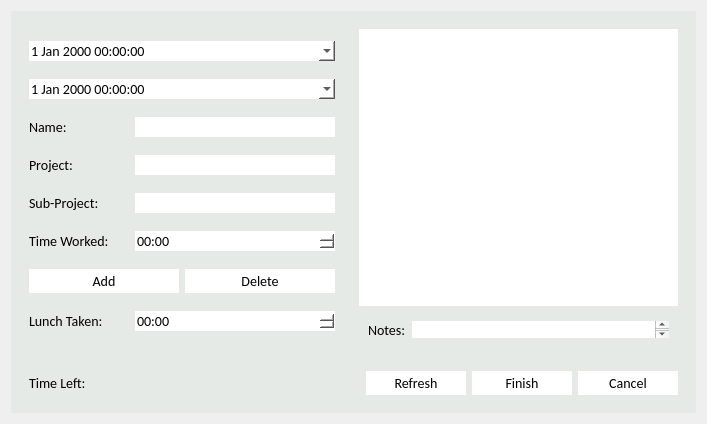
Qt form Source/Time-Track/shifteditform.ui (joshuawootonn/time-track) before a commit.
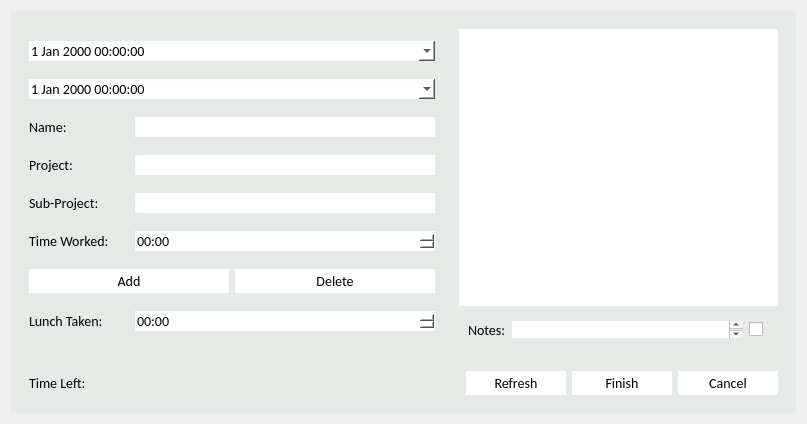
The same form after that commit.

Diff of the .ui file:
```diff
--- a/Source/Time-Track/shifteditform.ui
+++ b/Source/Time-Track/shifteditform.ui
@@ -6,7 +6,7 @@
    <rect>
     <x>0</x>
     <y>0</y>
-    <width>707</width>
+    <width>807</width>
     <height>424</height>
    </rect>
   </property>
@@ -164,13 +164,13 @@
               <widget class="QComboBox" name="Name">
                <property name="minimumSize">
                 <size>
-                 <width>200</width>
+                 <width>300</width>
                  <height>0</height>
                 </size>
                </property>
                <property name="maximumSize">
                 <size>
-                 <width>200</width>
+                 <width>300</width>
                  <height>16777215</height>
                 </size>
                </property>
@@ -206,13 +206,13 @@
               <widget class="QComboBox" name="Projects">
                <property name="minimumSize">
                 <size>
-                 <width>200</width>
+                 <width>300</width>
                  <height>0</height>
                 </size>
                </property>
                <property name="maximumSize">
                 <size>
-                 <width>200</width>
+                 <width>300</width>
                  <height>16777215</height>
                 </size>
                </property>
@@ -251,13 +251,13 @@
               <widget class="QComboBox" name="Items">
                <property name="minimumSize">
                 <size>
-                 <width>200</width>
+                 <width>300</width>
                  <height>0</height>
                 </size>
                </property>
                <property name="maximumSize">
                 <size>
-                 <width>200</width>
+                 <width>300</width>
                  <height>16777215</height>
                 </size>
                </property>
@@ -291,12 +291,11 @@
              </item>
              <item>
               <widget class="QTimeEdit" name="Times">
-               <property name="maximumTime">
-                <time>
-                 <hour>16</hour>
-                 <minute>8</minute>
-                 <second>59</second>
-                </time>
+               <property name="minimumSize">
+                <size>
+                 <width>300</width>
+                 <height>0</height>
+                </size>
                </property>
                <property name="displayFormat">
                 <string>hh:mm</string>
@@ -354,15 +353,19 @@
               <widget class="QTimeEdit" name="Lunch">
                <property name="minimumSize">
                 <size>
-                 <width>200</width>
+                 <width>300</width>
                  <height>0</height>
                 </size>
                </property>
-               <property name="maximumSize">
-                <size>
-                 <width>200</width>
-                 <height>16777215</height>
-                </size>
+               <property name="maximumTime">
+                <time>
+                 <hour>1</hour>
+                 <minute>0</minute>
+                 <second>0</second>
+                </time>
+               </property>
+               <property name="currentSection">
+                <enum>QDateTimeEdit::HourSection</enum>
                </property>
                <property name="displayFormat">
                 <string>hh:mm</string>
@@ -422,6 +425,16 @@
                 </property>
                </widget>
               </item>
+              <item>
+               <widget class="QCheckBox" name="Description_Check">
+                <property name="text">
+                 <string/>
+                </property>
+                <property name="tristate">
+                 <bool>false</bool>
+                </property>
+               </widget>
+              </item>
              </layout>
             </widget>
            </item>
@@ -496,6 +509,12 @@
            <property name="text">
             <string>Finish</string>
            </property>
+           <property name="autoDefault">
+            <bool>false</bool>
+           </property>
+           <property name="default">
+            <bool>false</bool>
+           </property>
           </widget>
          </item>
          <item>
```
Left out of the diff: 29 changed lines with no effect on the pictures.
